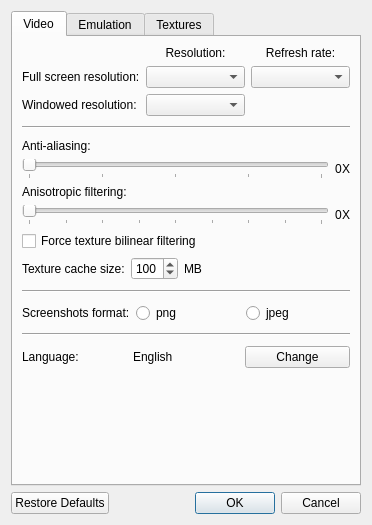
This is GLidenUI/configDialog.ui in gonetz/GLideN64 as Qt 5 draws it before an edit. The edited form follows.
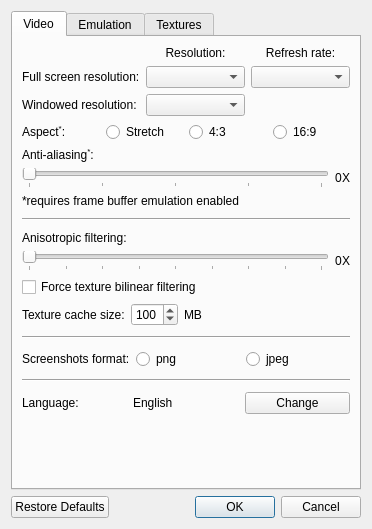
This is the edited form. Icons and pictures are not drawn.

Commit message: Change Config dialog layout: aspect radiobuttons moved to Video tab.

Diff of the .ui file:
```diff
--- a/GLidenUI/configDialog.ui
+++ b/GLidenUI/configDialog.ui
@@ -10,7 +10,7 @@
     <x>0</x>
     <y>0</y>
     <width>372</width>
-    <height>488</height>
+    <height>529</height>
    </rect>
   </property>
   <property name="sizePolicy">
@@ -104,43 +104,57 @@
           </layout>
          </item>
          <item>
-          <spacer name="verticalSpacer">
-           <property name="orientation">
-            <enum>Qt::Vertical</enum>
-           </property>
-           <property name="sizeType">
-            <enum>QSizePolicy::Fixed</enum>
-           </property>
-           <property name="sizeHint" stdset="0">
-            <size>
-             <width>20</width>
-             <height>4</height>
-            </size>
-           </property>
-          </spacer>
-         </item>
-         <item>
-          <widget class="Line" name="line_2">
-           <property name="orientation">
-            <enum>Qt::Horizontal</enum>
-           </property>
-          </widget>
-         </item>
-         <item>
-          <spacer name="verticalSpacer_2">
-           <property name="orientation">
-            <enum>Qt::Vertical</enum>
-           </property>
-           <property name="sizeType">
-            <enum>QSizePolicy::Fixed</enum>
-           </property>
-           <property name="sizeHint" stdset="0">
-            <size>
-             <width>20</width>
-             <height>4</height>
-            </size>
-           </property>
-          </spacer>
+          <layout class="QHBoxLayout" name="horizontalLayout_11">
+           <item>
+            <widget class="QLabel" name="label_10">
+             <property name="toolTip">
+              <string>&lt;html&gt;&lt;head/&gt;&lt;body&gt;&lt;p&gt;&lt;span style=&quot; font-weight:600;&quot;&gt;Aspect ratio of the output.&lt;/span&gt;&lt;/p&gt;&lt;p&gt;Most N64 games use 4:3 aspect ratio, but some support widescreen too.You may select appropriate aspect here and set widescreen mode in game settings.In &lt;span style=&quot; font-weight:600;&quot;&gt;Stretch&lt;/span&gt; mode the output will be stretched to the entire screen, other modes may add black borders if necessary.&lt;/p&gt;&lt;/body&gt;&lt;/html&gt;</string>
+             </property>
+             <property name="text">
+              <string>&lt;html&gt;&lt;head/&gt;&lt;body&gt;&lt;p&gt;Aspect&lt;span style=&quot; vertical-align:super;&quot;&gt;*&lt;/span&gt;:&lt;/p&gt;&lt;/body&gt;&lt;/html&gt;</string>
+             </property>
+            </widget>
+           </item>
+           <item>
+            <widget class="QRadioButton" name="aspectStretchRadioButton">
+             <property name="toolTip">
+              <string>&lt;html&gt;&lt;head/&gt;&lt;body&gt;&lt;p&gt;&lt;span style=&quot; font-weight:600;&quot;&gt;Aspect ratio of the output.&lt;/span&gt;&lt;/p&gt;&lt;p&gt;Most N64 games use 4:3 aspect ratio, but some support widescreen too.You may select appropriate aspect here and set widescreen mode in game settings.In &lt;span style=&quot; font-weight:600;&quot;&gt;Stretch&lt;/span&gt; mode the output will be stretched to the entire screen, other modes may add black borders if necessary.&lt;/p&gt;&lt;/body&gt;&lt;/html&gt;</string>
+             </property>
+             <property name="text">
+              <string>Stretch</string>
+             </property>
+             <attribute name="buttonGroup">
+              <string notr="true">aspectButtonGroup</string>
+             </attribute>
+            </widget>
+           </item>
+           <item>
+            <widget class="QRadioButton" name="aspect43RadioButton">
+             <property name="toolTip">
+              <string>&lt;html&gt;&lt;head/&gt;&lt;body&gt;&lt;p&gt;&lt;span style=&quot; font-weight:600;&quot;&gt;Aspect ratio of the output.&lt;/span&gt;&lt;/p&gt;&lt;p&gt;Most N64 games use 4:3 aspect ratio, but some support widescreen too.You may select appropriate aspect here and set widescreen mode in game settings.In &lt;span style=&quot; font-weight:600;&quot;&gt;Stretch&lt;/span&gt; mode the output will be stretched to the entire screen, other modes may add black borders if necessary.&lt;/p&gt;&lt;/body&gt;&lt;/html&gt;</string>
+             </property>
+             <property name="text">
+              <string>4:3</string>
+             </property>
+             <attribute name="buttonGroup">
+              <string notr="true">aspectButtonGroup</string>
+             </attribute>
+            </widget>
+           </item>
+           <item>
+            <widget class="QRadioButton" name="aspect169RadioButton">
+             <property name="toolTip">
+              <string>&lt;html&gt;&lt;head/&gt;&lt;body&gt;&lt;p&gt;&lt;span style=&quot; font-weight:600;&quot;&gt;Aspect ratio of the output.&lt;/span&gt;&lt;/p&gt;&lt;p&gt;Most N64 games use 4:3 aspect ratio, but some support widescreen too.You may select appropriate aspect here and set widescreen mode in game settings.In &lt;span style=&quot; font-weight:600;&quot;&gt;Stretch&lt;/span&gt; mode the output will be stretched to the entire screen, other modes may add black borders if necessary.&lt;/p&gt;&lt;/body&gt;&lt;/html&gt;</string>
+             </property>
+             <property name="text">
+              <string>16:9</string>
+             </property>
+             <attribute name="buttonGroup">
+              <string notr="true">aspectButtonGroup</string>
+             </attribute>
+            </widget>
+           </item>
+          </layout>
          </item>
          <item>
           <layout class="QVBoxLayout" name="verticalLayout_5">
@@ -149,7 +163,7 @@
              <item>
               <widget class="QLabel" name="labelAliasing">
                <property name="text">
-                <string>Anti-aliasing:</string>
+                <string>&lt;html&gt;&lt;head/&gt;&lt;body&gt;&lt;p&gt;Anti-aliasing&lt;span style=&quot; vertical-align:super;&quot;&gt;*&lt;/span&gt;:&lt;/p&gt;&lt;/body&gt;&lt;/html&gt;</string>
                </property>
               </widget>
              </item>
@@ -202,6 +216,52 @@
              </item>
             </layout>
            </item>
+           <item>
+            <widget class="QLabel" name="label_11">
+             <property name="text">
+              <string>&lt;html&gt;&lt;head/&gt;&lt;body&gt;&lt;p&gt;*requires frame buffer emulation enabled &lt;/p&gt;&lt;/body&gt;&lt;/html&gt;</string>
+             </property>
+            </widget>
+           </item>
+           <item>
+            <spacer name="verticalSpacer_5">
+             <property name="orientation">
+              <enum>Qt::Vertical</enum>
+             </property>
+             <property name="sizeType">
+              <enum>QSizePolicy::Fixed</enum>
+             </property>
+             <property name="sizeHint" stdset="0">
+              <size>
+               <width>20</width>
+               <height>4</height>
+              </size>
+             </property>
+            </spacer>
+           </item>
+           <item>
+            <widget class="Line" name="line_3">
+             <property name="orientation">
+              <enum>Qt::Horizontal</enum>
+             </property>
+            </widget>
+           </item>
+           <item>
+            <spacer name="verticalSpacer_6">
+             <property name="orientation">
+              <enum>Qt::Vertical</enum>
+             </property>
+             <property name="sizeType">
+              <enum>QSizePolicy::Fixed</enum>
+             </property>
+             <property name="sizeHint" stdset="0">
+              <size>
+               <width>20</width>
+               <height>4</height>
+              </size>
+             </property>
+            </spacer>
+           </item>
            <item>
             <layout class="QVBoxLayout" name="verticalLayout_7">
              <item>
@@ -383,7 +443,7 @@
           </layout>
          </item>
          <item>
-          <spacer name="verticalSpacer_5">
+          <spacer name="verticalSpacer_2">
            <property name="orientation">
             <enum>Qt::Vertical</enum>
            </property>
@@ -399,14 +459,14 @@
           </spacer>
          </item>
          <item>
-          <widget class="Line" name="line_3">
+          <widget class="Line" name="line_2">
            <property name="orientation">
             <enum>Qt::Horizontal</enum>
            </property>
           </widget>
          </item>
          <item>
-          <spacer name="verticalSpacer_6">
+          <spacer name="verticalSpacer">
            <property name="orientation">
             <enum>Qt::Vertical</enum>
            </property>
@@ -575,63 +635,6 @@
             </property>
            </widget>
           </item>
-          <item>
-           <layout class="QHBoxLayout" name="horizontalLayout_6">
-            <item>
-             <widget class="QLabel" name="label_4">
-              <property name="sizePolicy">
-               <sizepolicy hsizetype="Maximum" vsizetype="Preferred">
-                <horstretch>0</horstretch>
-                <verstretch>0</verstretch>
-               </sizepolicy>
-              </property>
-              <property name="toolTip">
-               <string>&lt;html&gt;&lt;head/&gt;&lt;body&gt;&lt;p&gt;&lt;span style=&quot; font-weight:600;&quot;&gt;Aspect ratio of the output.&lt;/span&gt;&lt;/p&gt;&lt;p&gt;Most N64 games use 4:3 aspect ratio, but some support widescreen too.You may select appropriate aspect here and set widescreen mode in game settings.In &lt;span style=&quot; font-weight:600;&quot;&gt;Stretch&lt;/span&gt; mode the output will be stretched to the entire screen, other modes may add black borders if necessary.&lt;/p&gt;&lt;/body&gt;&lt;/html&gt;</string>
-              </property>
-              <property name="text">
-               <string>Aspect ratio:</string>
-              </property>
-              <property name="alignment">
-               <set>Qt::AlignLeading|Qt::AlignLeft|Qt::AlignTop</set>
-              </property>
-             </widget>
-            </item>
-            <item>
-             <layout class="QVBoxLayout" name="verticalLayout_9">
-              <item>
-               <widget class="QRadioButton" name="aspectStretchRadioButton">
-                <property name="toolTip">
-                 <string>&lt;html&gt;&lt;head/&gt;&lt;body&gt;&lt;p&gt;&lt;span style=&quot; font-weight:600;&quot;&gt;Aspect ratio of the output.&lt;/span&gt;&lt;/p&gt;&lt;p&gt;Most N64 games use 4:3 aspect ratio, but some support widescreen too.You may select appropriate aspect here and set widescreen mode in game settings.In &lt;span style=&quot; font-weight:600;&quot;&gt;Stretch&lt;/span&gt; mode the output will be stretched to the entire screen, other modes may add black borders if necessary.&lt;/p&gt;&lt;/body&gt;&lt;/html&gt;</string>
-                </property>
-                <property name="text">
-                 <string>Stretch</string>
-                </property>
-               </widget>
-              </item>
-              <item>
-               <widget class="QRadioButton" name="aspect43RadioButton">
-                <property name="toolTip">
-                 <string>&lt;html&gt;&lt;head/&gt;&lt;body&gt;&lt;p&gt;&lt;span style=&quot; font-weight:600;&quot;&gt;Aspect ratio of the output.&lt;/span&gt;&lt;/p&gt;&lt;p&gt;Most N64 games use 4:3 aspect ratio, but some support widescreen too.You may select appropriate aspect here and set widescreen mode in game settings.In &lt;span style=&quot; font-weight:600;&quot;&gt;Stretch&lt;/span&gt; mode the output will be stretched to the entire screen, other modes may add black borders if necessary.&lt;/p&gt;&lt;/body&gt;&lt;/html&gt;</string>
-                </property>
-                <property name="text">
-                 <string>force 4:3</string>
-                </property>
-               </widget>
-              </item>
-              <item>
-               <widget class="QRadioButton" name="aspect169RadioButton">
-                <property name="toolTip">
-                 <string>&lt;html&gt;&lt;head/&gt;&lt;body&gt;&lt;p&gt;&lt;span style=&quot; font-weight:600;&quot;&gt;Aspect ratio of the output.&lt;/span&gt;&lt;/p&gt;&lt;p&gt;Most N64 games use 4:3 aspect ratio, but some support widescreen too.You may select appropriate aspect here and set widescreen mode in game settings.In &lt;span style=&quot; font-weight:600;&quot;&gt;Stretch&lt;/span&gt; mode the output will be stretched to the entire screen, other modes may add black borders if necessary.&lt;/p&gt;&lt;/body&gt;&lt;/html&gt;</string>
-                </property>
-                <property name="text">
-                 <string>force 16:9</string>
-                </property>
-               </widget>
-              </item>
-             </layout>
-            </item>
-           </layout>
-          </item>
          </layout>
         </widget>
        </item>
```
Left out of the diff: 50 changed lines with no effect on the pictures.
